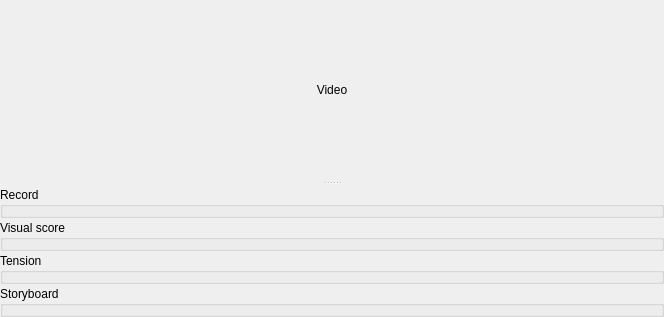
First picture: the form in components/projecteditor/lib/ProjectEditor.ui, repository artm/WatchThatSound3, before the edit.
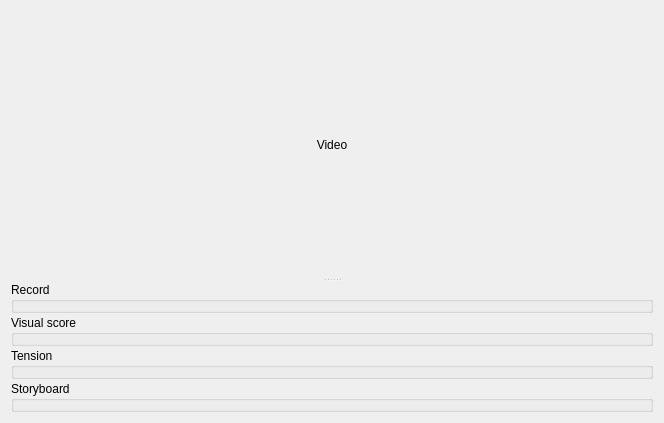
Second picture: the form after the edit.

```diff
--- a/components/projecteditor/lib/ProjectEditor.ui
+++ b/components/projecteditor/lib/ProjectEditor.ui
@@ -7,30 +7,36 @@
     <x>0</x>
     <y>0</y>
     <width>664</width>
-    <height>294</height>
+    <height>423</height>
    </rect>
   </property>
   <property name="windowTitle">
    <string>Form</string>
   </property>
-  <layout class="QVBoxLayout" name="verticalLayout">
-   <property name="spacing">
-    <number>0</number>
-   </property>
-   <property name="margin">
-    <number>0</number>
-   </property>
+  <layout class="QVBoxLayout" name="verticalLayout_7">
    <item>
     <widget class="QSplitter" name="splitter">
      <property name="orientation">
       <enum>Qt::Vertical</enum>
      </property>
-     <property name="handleWidth">
-      <number>5</number>
-     </property>
      <property name="childrenCollapsible">
       <bool>false</bool>
      </property>
+     <widget class="QWidget" name="video_half" native="true">
+      <property name="sizePolicy">
+       <sizepolicy hsizetype="Preferred" vsizetype="Preferred">
+        <horstretch>0</horstretch>
+        <verstretch>8</verstretch>
+       </sizepolicy>
+      </property>
+      <layout class="QVBoxLayout" name="verticalLayout">
+       <property name="spacing">
+        <number>0</number>
+       </property>
+       <property name="margin">
+        <number>0</number>
+       </property>
+       <item>
      <widget class="QLabel" name="display">
       <property name="sizePolicy">
        <sizepolicy hsizetype="Preferred" vsizetype="Preferred">
@@ -40,8 +46,8 @@
       </property>
       <property name="minimumSize">
        <size>
-        <width>320</width>
-        <height>180</height>
+           <width>120</width>
+           <height>120</height>
        </size>
       </property>
       <property name="text">
@@ -51,6 +57,19 @@
        <set>Qt::AlignCenter</set>
       </property>
      </widget>
+       </item>
+       <item>
+        <widget class="QWidget" name="tabs" native="true">
+         <property name="sizePolicy">
+          <sizepolicy hsizetype="Preferred" vsizetype="Fixed">
+           <horstretch>0</horstretch>
+           <verstretch>0</verstretch>
+          </sizepolicy>
+         </property>
+        </widget>
+       </item>
+      </layout>
+     </widget>
      <widget class="QWidget" name="edit_half" native="true">
       <property name="sizePolicy">
        <sizepolicy hsizetype="Preferred" vsizetype="Preferred">
@@ -65,9 +84,6 @@
        <property name="margin">
         <number>0</number>
        </property>
-       <item>
-        <widget class="QWidget" name="tabs" native="true"/>
-       </item>
        <item>
         <widget class="QGroupBox" name="record_container">
          <property name="title">
```
Lines whose indentation alone changed are shown as unchanged.
